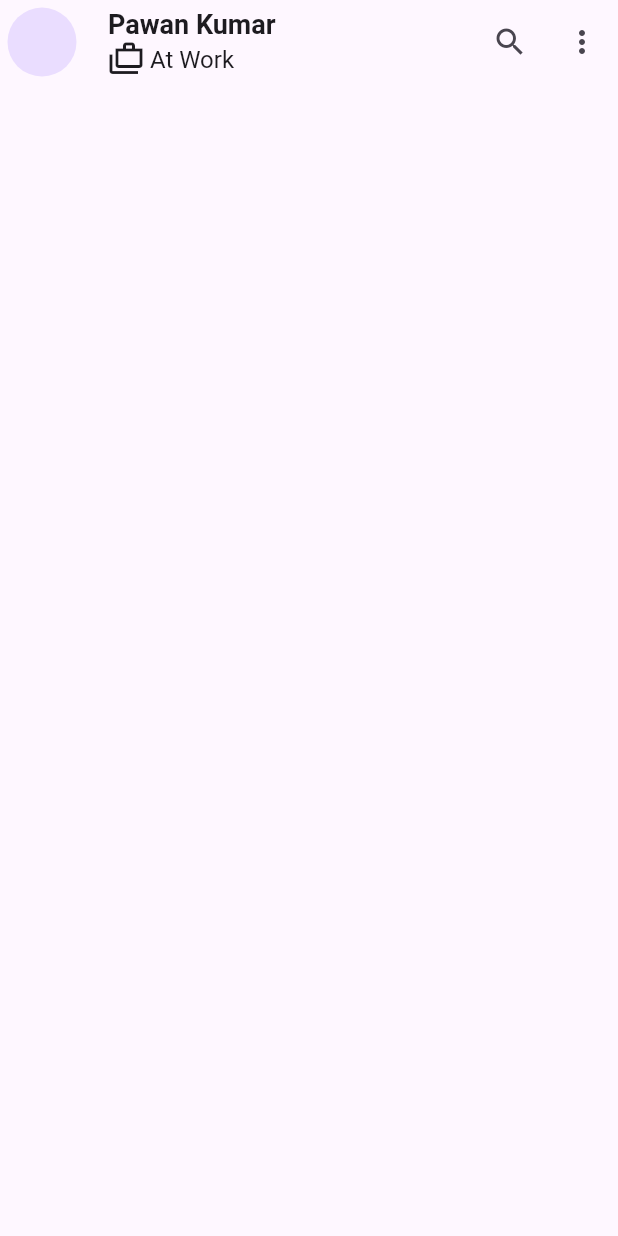
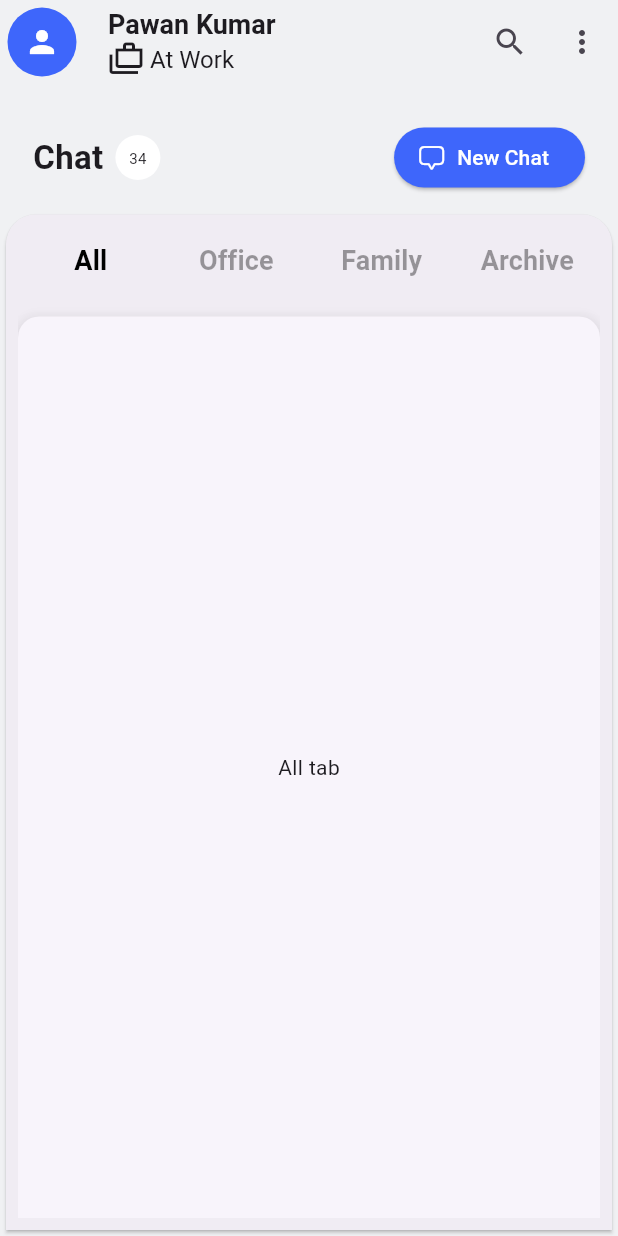
Before and after one commit to Pawan89844/chatinc, a Flutter app: the screen it shows after launch, on a phone screen of 412 x 824 dp. Run offline on Flutter 3.47's test engine with Material 3 defaults, Android fonts, the phone set to English and light mode, and no system bars; Roboto replaces fonts that are missing (Mona).

Commit message:
Complete appbar, header, tabs, and chats card

```diff
--- a/lib/chat_inc.dart
+++ b/lib/chat_inc.dart
@@ -8,7 +8,9 @@ class ChatInc extends StatelessWidget {
   Widget build(BuildContext context) {
     return MaterialApp(
       debugShowCheckedModeBanner: false,
-      theme: ThemeData.light(useMaterial3: true),
+      theme: ThemeData(
+          scaffoldBackgroundColor: const Color(0xFFF0F1F3),
+          appBarTheme: const AppBarTheme(backgroundColor: Color(0xFFF0F1F3))),
       home: const HomeView(),
     );
   }
--- a/lib/module/home/view/home_view.dart
+++ b/lib/module/home/view/home_view.dart
@@ -1,10 +1,30 @@
+import 'package:chatinc/constants/app_strings.dart';
 import 'package:chatinc/widgets/app_bold_text.dart';
 import 'package:chatinc/widgets/app_text.dart';
 import 'package:flutter/cupertino.dart';
 import 'package:flutter/material.dart';
 
-class HomeView extends StatelessWidget {
+class HomeView extends StatefulWidget {
   const HomeView({super.key});
+
+  @override
+  State<HomeView> createState() => _HomeViewState();
+}
+
+class _HomeViewState extends State<HomeView> with TickerProviderStateMixin {
+  late final TabController _tabController;
+
+  @override
+  void initState() {
+    super.initState();
+    _tabController = TabController(length: 4, vsync: this);
+  }
+
+  @override
+  void dispose() {
+    super.dispose();
+    _tabController.dispose();
+  }
 
   @override
   Widget build(BuildContext context) {
@@ -12,12 +32,18 @@ class HomeView extends StatelessWidget {
       appBar: AppBar(
         leading: const Padding(
           padding: EdgeInsets.all(5.0),
-          child: CircleAvatar(),
+          child: CircleAvatar(
+            backgroundColor: Color(0xFF3E66FB),
+            child: Icon(
+              Icons.person,
+              color: Colors.white,
+            ),
+          ),
         ),
         title: const Column(
           crossAxisAlignment: CrossAxisAlignment.start,
           children: [
-            AppBoldText('Pawan Kumar'),
+            AppBoldText('Pawan Kumar', fontSize: 18.0),
             Row(
               children: [
                 Icon(Icons.cases_outlined),
@@ -31,7 +57,112 @@ class HomeView extends StatelessWidget {
           IconButton(onPressed: () {}, icon: const Icon(Icons.more_vert)),
         ],
       ),
-      body: ListView(),
+      body: Column(
+        children: [
+          const SizedBox(height: 25.0),
+          Padding(
+            padding: const EdgeInsets.symmetric(horizontal: 8.0),
+            child: Row(
+              mainAxisAlignment: MainAxisAlignment.spaceEvenly,
+              children: [
+                Container(
+                    margin: const EdgeInsets.only(left: 14.0, right: 8.0),
+                    child: const AppBoldText('Chat')),
+                SizedBox(
+                  height: 30.0,
+                  width: 30.0,
+                  child: IconButton.filled(
+                    onPressed: () {},
+                    icon: const AppText('34', fontSize: 10.0),
+                    style: ButtonStyle(
+                        backgroundColor: MaterialStateProperty.all(
+                      Colors.white,
+                    )),
+                  ),
+                ),
+                const Spacer(),
+                Container(
+                  margin: const EdgeInsets.only(right: 14.0),
+                  child: ElevatedButton.icon(
+                      onPressed: () {},
+                      style: ButtonStyle(
+                          backgroundColor: MaterialStateProperty.all(
+                              const Color(0xFF3E66FB))),
+                      icon: const Icon(CupertinoIcons.bubble_middle_bottom,
+                          color: Colors.white),
+                      label: const AppText('New Chat', color: Colors.white)),
+                ),
+              ],
+            ),
+          ),
+          const SizedBox(height: 10.0),
+          Expanded(
+            child: Card(
+              surfaceTintColor: Colors.grey.shade600,
+              shape: const RoundedRectangleBorder(
+                  borderRadius: BorderRadius.only(
+                      topLeft: Radius.circular(20.0),
+                      topRight: Radius.circular(20.0))),
+              child: Padding(
+                padding: const EdgeInsets.all(8.0),
+                child: Column(
+                  children: [
+                    TabBar(
+                      dividerHeight: 0.0,
+                      indicatorColor: Colors.transparent,
+                      labelColor: Colors.black,
+                      unselectedLabelColor: Colors.black38,
+                      overlayColor:
+                          MaterialStateProperty.all(Colors.transparent),
+                      labelStyle: const TextStyle(
+                          fontFamily: AppString.fontFamily,
+                          fontWeight: FontWeight.w600,
+                          fontSize: 18.0),
+                      tabs: const [
+                        Tab(text: 'All'),
+                        Tab(text: 'Office'),
+                        Tab(text: 'Family'),
+                        Tab(text: 'Archive'),
+                      ],
+                      controller: _tabController,
+                    ),
+                    Expanded(
+                      child: TabBarView(
+                          controller: _tabController,
+                          physics: const BouncingScrollPhysics(),
+                          children: const [
+                            Card(
+                              margin: EdgeInsets.only(top: 12.0),
+                              surfaceTintColor: Colors.white,
+                              elevation: 8.0,
+                              shape: RoundedRectangleBorder(
+                                  borderRadius: BorderRadius.only(
+                                topRight: Radius.circular(14.0),
+                                topLeft: Radius.circular(14.0),
+                              )),
+                              child: Center(child: Text('All tab')),
+                            ),
+                            Card(
+                              margin: EdgeInsets.only(top: 12.0),
+                              child: Center(child: Text('Office tab')),
+                            ),
+                            Card(
+                              margin: EdgeInsets.only(top: 12.0),
+                              child: Center(child: Text('Family tab')),
+                            ),
+                            Card(
+                              margin: EdgeInsets.only(top: 12.0),
+                              child: Center(child: Text('Archive tab')),
+                            ),
+                          ]),
+                    )
+                  ],
+                ),
+              ),
+            ),
+          )
+        ],
+      ),
     );
   }
 }
--- a/lib/widgets/app_bold_text.dart
+++ b/lib/widgets/app_bold_text.dart
@@ -7,7 +7,7 @@ class AppBoldText extends StatelessWidget {
   final FontWeight? fontWeight;
   final double? fontSize;
   const AppBoldText(this.data,
-      {super.key, this.fontWeight = FontWeight.bold, this.fontSize = 18.0});
+      {super.key, this.fontWeight = FontWeight.bold, this.fontSize = 22.0});
 
   @override
   Widget build(BuildContext context) {
--- a/lib/widgets/app_text.dart
+++ b/lib/widgets/app_text.dart
@@ -5,7 +5,9 @@ class AppText extends StatelessWidget {
   final String data;
   final FontWeight? fontWeight;
   final double? fontSize;
-  const AppText(this.data, {super.key, this.fontWeight, this.fontSize});
+  final Color? color;
+  const AppText(this.data,
+      {super.key, this.fontWeight, this.fontSize, this.color});
 
   @override
   Widget build(BuildContext context) {
@@ -13,6 +15,7 @@ class AppText extends StatelessWidget {
         style: TextStyle(
             fontFamily: AppString.fontFamily,
             fontWeight: fontWeight,
-            fontSize: fontSize));
+            fontSize: fontSize,
+            color: color));
   }
 }
--- a/pubspec.yaml
+++ b/pubspec.yaml
@@ -9,6 +9,7 @@ environment:
 dependencies:
   flutter:
     sdk: flutter
+  cupertino_icons: ^1.0.8
 
 dev_dependencies:
   flutter_test:
```
Also changed, not shown: pubspec.lock.
